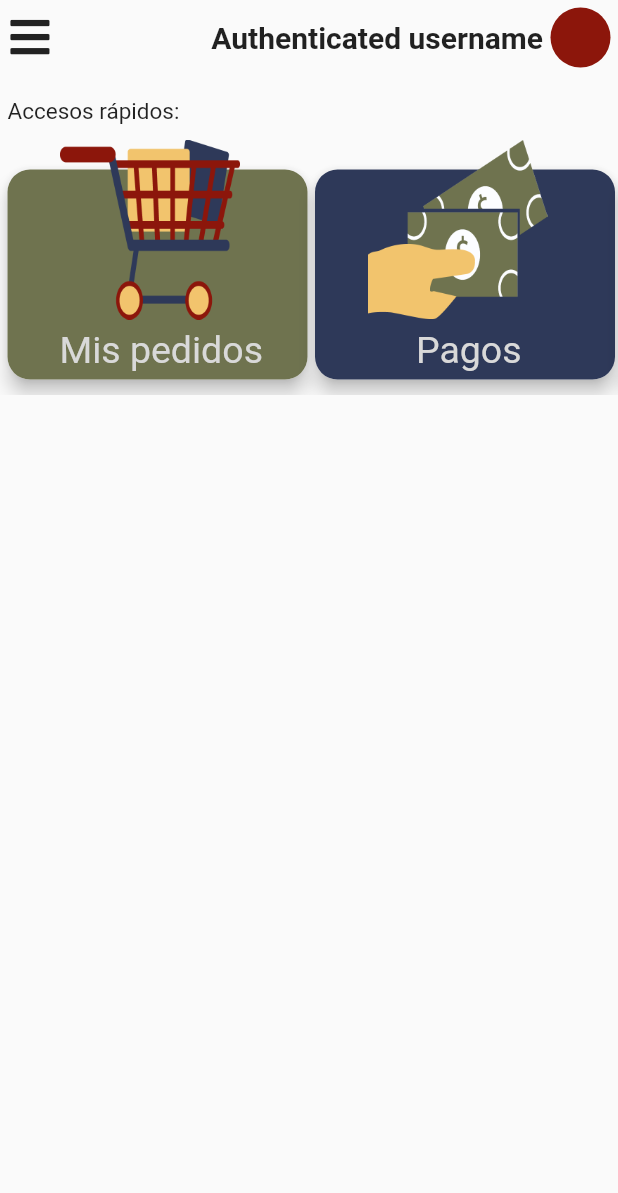
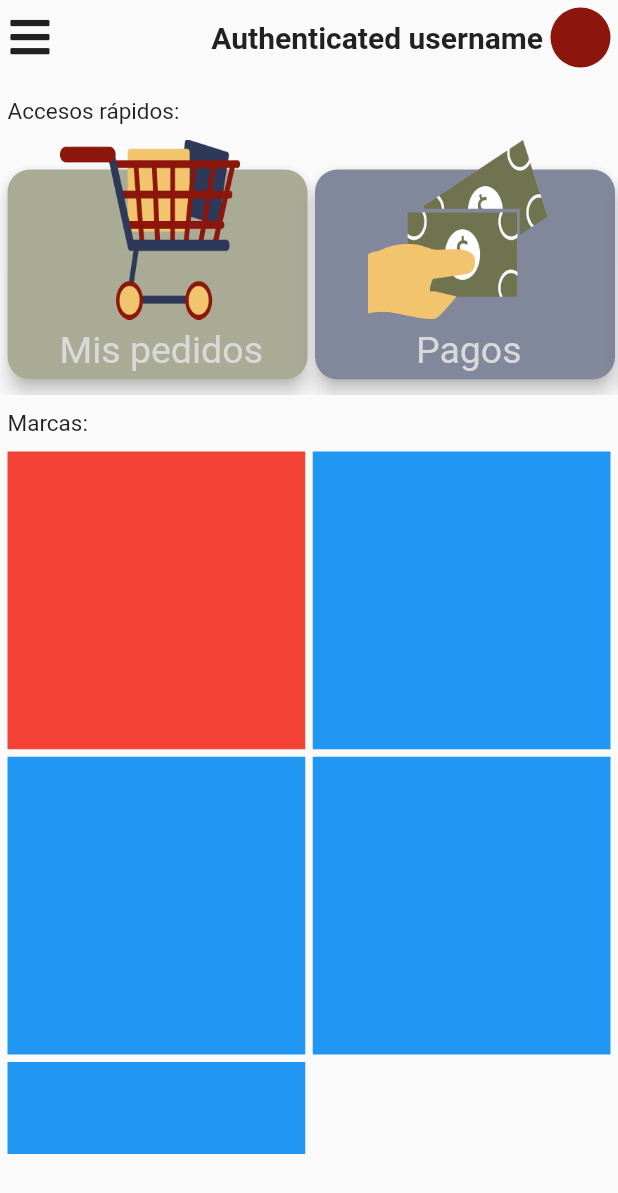
Before and after one commit to alanmtz10/GestionPS, a Flutter app: the screen it shows after launch, on a phone screen of 412 x 824 dp. Shown: the top 1193 px of the screen. Run offline on Flutter 3.47's test engine with Material 2 defaults, Android fonts, the light colour scheme and no system bars; our stand-ins replace font_awesome_flutter.

Commit message:
Scaffold base

```diff
--- a/lib/src/pages/home.dart
+++ b/lib/src/pages/home.dart
@@ -1,5 +1,6 @@
 import 'package:GestionPS/src/helpers/screen.dart';
 import 'package:GestionPS/src/helpers/theme.dart';
+import 'package:GestionPS/src/widgets/base_scaffold.dart';
 import 'package:GestionPS/src/widgets/card_header.dart';
 import 'package:GestionPS/src/widgets/common_widgets.dart';
 import 'package:flutter/material.dart';
@@ -15,22 +16,15 @@ class Home extends StatefulWidget {
 class _HomeState extends State<Home> {
   @override
   Widget build(BuildContext context) {
-    return Scaffold(
-      appBar: CommonWidgets.getAppBar(context),
-      body: SingleChildScrollView(
-        child: Container(
-          width: DeviceScreen.getWidth(context),
-          child: Column(
-            children: <Widget>[
+    return BaseScaffold(
+      widgets: <Widget>[
         Container(
           width: DeviceScreen.getWidth(context),
           padding: EdgeInsets.only(left: 5, top: 20),
           child: Text(
             "Accesos rápidos:",
             textAlign: TextAlign.left,
-						style: TextStyle(
-							fontSize: 15
-						),
+            style: TextStyle(fontSize: 15),
           ),
         ),
         Container(
@@ -43,25 +37,62 @@ class _HomeState extends State<Home> {
               CardHeader(
                 desc: "Mis pedidos",
                 urlImage: "assets/img/icon.png",
+                backgroundColor: GPSColors.primary[500],
               ),
               CardHeader(
                 desc: "Pagos",
                 urlImage: "assets/img/payment.png",
-                      backgroundColor: GPSColors.secondary,
+                backgroundColor: GPSColors.secondary[500],
               ),
               CardHeader(
                 desc: "Ofertas",
                 urlImage: "assets/img/sales.png",
-                      backgroundColor: GPSColors.primary,
+                backgroundColor: GPSColors.primary[500],
               ),
               SizedBox(width: 5)
             ],
           ),
         ),
+        Container(
+          width: DeviceScreen.getWidth(context),
+          padding: EdgeInsets.only(left: 5, top: 10),
+          child: Text(
+            "Marcas:",
+            textAlign: TextAlign.left,
+            style: TextStyle(fontSize: 15),
+          ),
+        ),
+        Expanded(
+          child: GridView.count(
+            padding: EdgeInsets.symmetric(horizontal: 5, vertical: 10),
+            crossAxisCount: 2,
+            crossAxisSpacing: 5,
+            mainAxisSpacing: 5,
+            children: <Widget>[
+              Container(
+                height: 350,
+                color: Colors.red,
+              ),
+              Container(
+                height: 350,
+                color: Colors.blue,
+              ),
+              Container(
+                height: 200,
+                color: Colors.blue,
+              ),
+              Container(
+                height: 200,
+                color: Colors.blue,
+              ),
+              Container(
+                height: 200,
+                color: Colors.blue,
+              ),
             ],
           ),
-        ),
-      ),
+        )
+      ],
     );
   }
 }
--- /dev/null
+++ b/lib/src/widgets/base_scaffold.dart
@@ -0,0 +1,42 @@
+import 'package:GestionPS/src/helpers/screen.dart';
+import 'package:flutter/material.dart';
+
+import 'common_widgets.dart';
+
+class BaseScaffold extends StatefulWidget {
+  List<Widget> widgets;
+
+  BaseScaffold({Key key, this.widgets = null}) : super(key: key);
+
+  @override
+  _BaseScaffoldState createState() => _BaseScaffoldState(widgets: this.widgets);
+}
+
+class _BaseScaffoldState extends State<BaseScaffold> {
+  final _scaffoldKey = GlobalKey<ScaffoldState>();
+  List<Widget> widgets;
+
+  _BaseScaffoldState({this.widgets});
+
+  @override
+  Widget build(BuildContext context) {
+    return Scaffold(
+      key: _scaffoldKey,
+      appBar: CommonWidgets.getAppBar(context, scaffoldKey: _scaffoldKey),
+      drawer: Drawer(
+        elevation: 5,
+        child: Center(child: Text("data")),
+      ),
+      body: SingleChildScrollView(
+        child: Container(
+          height: DeviceScreen.getHeight(context) - 100,
+          width: DeviceScreen.getWidth(context),
+          child: Column(
+            mainAxisSize: MainAxisSize.max,
+            children: this.widgets,
+          ),
+        ),
+      ),
+    );
+  }
+}
--- a/lib/src/widgets/common_widgets.dart
+++ b/lib/src/widgets/common_widgets.dart
@@ -4,7 +4,7 @@ import 'package:flutter/material.dart';
 import 'package:font_awesome_flutter/font_awesome_flutter.dart';
 
 class CommonWidgets {
-  static Widget getAppBar(context) {
+  static Widget getAppBar(contexta, {GlobalKey<ScaffoldState> scaffoldKey}) {
     return PreferredSize(
       child: SafeArea(
         child: Padding(
@@ -12,10 +12,15 @@ class CommonWidgets {
             child: Row(
               mainAxisAlignment: MainAxisAlignment.spaceBetween,
               children: <Widget>[
-                Icon(
-                  FontAwesomeIcons.bars,
-                  size: 30,
-                  semanticLabel: "Menu",
+                InkWell(
+                  child: Icon(
+                    FontAwesomeIcons.bars,
+                    size: 30,
+                    semanticLabel: "Menu",
+                  ),
+                  onTap: () {
+                    scaffoldKey.currentState.openDrawer();
+                  },
                 ),
                 Row(
                   children: <Widget>[
@@ -33,7 +38,7 @@ class CommonWidgets {
               ],
             )),
       ),
-      preferredSize: Size(DeviceScreen.getWidth(context), 100),
+      preferredSize: Size(DeviceScreen.getWidth(contexta), 100),
     );
   }
 }
```
Lines whose indentation alone changed are shown as unchanged.
